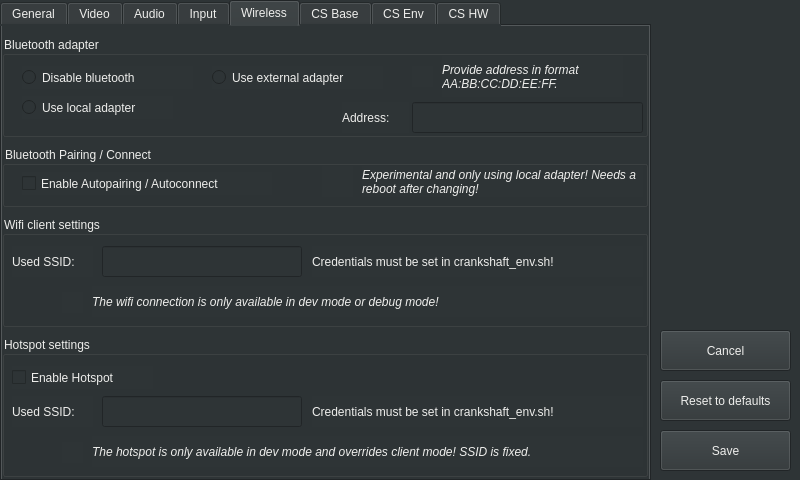
The window that src/autoapp/UI/settingswindow.ui (arash-rasouli/openauto) describes before a commit, drawn with Qt 5.
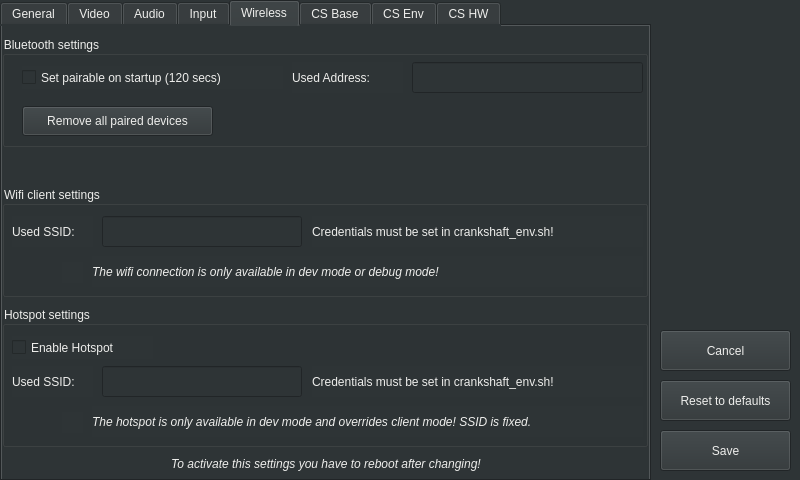
The same window after the commit. The open tabs and pages were chosen to show the change. Icons and pictures are not drawn.

Commit message: Add bluetooth pair button

What changed in the file:
```diff
--- a/src/autoapp/UI/settingswindow.ui
+++ b/src/autoapp/UI/settingswindow.ui
@@ -1104,106 +1104,68 @@
        <x>0</x>
        <y>10</y>
        <width>646</width>
-       <height>101</height>
+       <height>111</height>
       </rect>
      </property>
      <property name="title">
-      <string>Bluetooth adapter</string>
+      <string>Bluetooth settings</string>
      </property>
-     <widget class="QRadioButton" name="radioButtonDisableBluetooth">
-      <property name="geometry">
-       <rect>
-        <x>20</x>
-        <y>30</y>
-        <width>171</width>
-        <height>23</height>
-       </rect>
-      </property>
-      <property name="text">
-       <string>Disable bluetooth</string>
-      </property>
-     </widget>
-     <widget class="QRadioButton" name="radioButtonUseExternalBluetoothAdapter">
-      <property name="geometry">
-       <rect>
-        <x>210</x>
-        <y>30</y>
-        <width>171</width>
-        <height>23</height>
-       </rect>
-      </property>
-      <property name="text">
-       <string>Use external adapter</string>
-      </property>
-     </widget>
      <widget class="QLineEdit" name="lineEditExternalBluetoothAdapterAddress">
       <property name="geometry">
        <rect>
         <x>410</x>
-        <y>66</y>
+        <y>26</y>
         <width>231</width>
         <height>31</height>
        </rect>
       </property>
+      <property name="readOnly">
+       <bool>true</bool>
+      </property>
      </widget>
      <widget class="QLabel" name="labelBluetoothAdapterAddress">
       <property name="geometry">
        <rect>
-        <x>340</x>
-        <y>66</y>
-        <width>67</width>
+        <x>290</x>
+        <y>26</y>
+        <width>111</width>
         <height>31</height>
        </rect>
       </property>
       <property name="text">
-       <string>Address:</string>
+       <string>Used Address:</string>
       </property>
      </widget>
-     <widget class="QLabel" name="labelBluetoothAddressFormatInfo">
+     <widget class="QCheckBox" name="checkBoxBluetoothAutoPair">
       <property name="geometry">
        <rect>
-        <x>440</x>
-        <y>20</y>
-        <width>181</width>
-        <height>41</height>
-       </rect>
-      </property>
-      <property name="font">
-       <font>
-        <italic>true</italic>
-       </font>
-      </property>
-      <property name="text">
-       <string>Provide address in format AA:BB:CC:DD:EE:FF.</string>
-      </property>
-      <property name="wordWrap">
-       <bool>true</bool>
-      </property>
-     </widget>
-     <widget class="QLabel" name="labelBluetoothAddressFormatInfoIcon">
-      <property name="geometry">
-       <rect>
-        <x>410</x>
+        <x>20</x>
         <y>30</y>
-        <width>21</width>
-        <height>21</height>
-       </rect>
-      </property>
-      <property name="text">
-       <string>&lt;html&gt;&lt;head/&gt;&lt;body&gt;&lt;p&gt;&lt;img src=&quot;:/ico_info.png&quot;/&gt;&lt;/p&gt;&lt;/body&gt;&lt;/html&gt;</string>
-      </property>
-     </widget>
-     <widget class="QRadioButton" name="radioButtonUseLocalBluetoothAdapter">
-      <property name="geometry">
-       <rect>
-        <x>20</x>
-        <y>60</y>
-        <width>151</width>
+        <width>261</width>
         <height>23</height>
        </rect>
       </property>
       <property name="text">
-       <string>Use local adapter</string>
+       <string>Set pairable on startup (120 secs)</string>
+      </property>
+     </widget>
+     <widget class="QPushButton" name="pushButtonUnpair">
+      <property name="geometry">
+       <rect>
+        <x>20</x>
+        <y>70</y>
+        <width>191</width>
+        <height>30</height>
+       </rect>
+      </property>
+      <property name="text">
+       <string>Remove all paired devices</string>
+      </property>
+      <property name="default">
+       <bool>false</bool>
+      </property>
+      <property name="flat">
+       <bool>false</bool>
       </property>
      </widget>
     </widget>
@@ -1211,7 +1173,7 @@
      <property name="geometry">
       <rect>
        <x>0</x>
-       <y>190</y>
+       <y>160</y>
        <width>646</width>
        <height>111</height>
       </rect>
@@ -1259,6 +1221,9 @@
         <height>31</height>
        </rect>
       </property>
+      <property name="readOnly">
+       <bool>true</bool>
+      </property>
      </widget>
      <widget class="QLabel" name="labelWifiClientSSID">
       <property name="geometry">
@@ -1291,7 +1256,7 @@
      <property name="geometry">
       <rect>
        <x>0</x>
-       <y>310</y>
+       <y>280</y>
        <width>646</width>
        <height>141</height>
       </rect>
@@ -1386,66 +1351,93 @@
       </property>
      </widget>
     </widget>
-    <widget class="QGroupBox" name="groupBoxBluetoothCS">
+    <widget class="QRadioButton" name="radioButtonUseExternalBluetoothAdapter">
      <property name="geometry">
       <rect>
-       <x>0</x>
-       <y>120</y>
-       <width>646</width>
-       <height>61</height>
+       <x>330</x>
+       <y>60</y>
+       <width>171</width>
+       <height>23</height>
       </rect>
      </property>
-     <property name="title">
-      <string>Bluetooth Pairing / Connect</string>
+     <property name="text">
+      <string>Use external adapter</string>
      </property>
-     <widget class="QCheckBox" name="checkBoxBluetoothAutoPair">
-      <property name="geometry">
-       <rect>
-        <x>20</x>
-        <y>26</y>
-        <width>250</width>
-        <height>23</height>
-       </rect>
-      </property>
-      <property name="text">
-       <string>Enable Autopairing / Autoconnect</string>
-      </property>
-     </widget>
-     <widget class="QLabel" name="labelBluetoothAddressFormatInfo_1">
-      <property name="geometry">
-       <rect>
-        <x>360</x>
-        <y>20</y>
-        <width>281</width>
-        <height>31</height>
-       </rect>
-      </property>
-      <property name="font">
-       <font>
-        <italic>true</italic>
-       </font>
-      </property>
-      <property name="text">
-       <string>Experimental and only using local adapter! Needs a reboot after changing!</string>
-      </property>
-      <property name="wordWrap">
-       <bool>true</bool>
-      </property>
-     </widget>
-     <widget class="QLabel" name="labelUseWarningIcon_4">
-      <property name="geometry">
-       <rect>
-        <x>320</x>
-        <y>20</y>
-        <width>31</width>
-        <height>31</height>
-       </rect>
-      </property>
-      <property name="text">
-       <string>&lt;html&gt;&lt;head/&gt;&lt;body&gt;&lt;p&gt;&lt;img src=&quot;:/ico_warning.png&quot;/&gt;&lt;/p&gt;&lt;/body&gt;&lt;/html&gt;</string>
-      </property>
-     </widget>
     </widget>
+    <widget class="QRadioButton" name="radioButtonUseLocalBluetoothAdapter">
+     <property name="enabled">
+      <bool>true</bool>
+     </property>
+     <property name="geometry">
+      <rect>
+       <x>170</x>
+       <y>60</y>
+       <width>151</width>
+       <height>23</height>
+      </rect>
+     </property>
+     <property name="text">
+      <string>Use local adapter</string>
+     </property>
+    </widget>
+    <widget class="QRadioButton" name="radioButtonDisableBluetooth">
+     <property name="geometry">
+      <rect>
+       <x>10</x>
+       <y>60</y>
+       <width>171</width>
+       <height>23</height>
+      </rect>
+     </property>
+     <property name="text">
+      <string>Disable bluetooth</string>
+     </property>
+    </widget>
+    <widget class="QLabel" name="labelSettingsInfo_Icon_5">
+     <property name="geometry">
+      <rect>
+       <x>80</x>
+       <y>422</y>
+       <width>31</width>
+       <height>31</height>
+      </rect>
+     </property>
+     <property name="text">
+      <string>&lt;html&gt;&lt;head/&gt;&lt;body&gt;&lt;p align=&quot;justify&quot;&gt;&lt;img src=&quot;:/ico_warning.png&quot;/&gt;&lt;/p&gt;&lt;/body&gt;&lt;/html&gt;</string>
+     </property>
+    </widget>
+    <widget class="QLabel" name="labelSettingsInfo_5">
+     <property name="geometry">
+      <rect>
+       <x>2</x>
+       <y>425</y>
+       <width>644</width>
+       <height>26</height>
+      </rect>
+     </property>
+     <property name="font">
+      <font>
+       <italic>true</italic>
+      </font>
+     </property>
+     <property name="text">
+      <string>To activate this settings you have to reboot after changing!</string>
+     </property>
+     <property name="alignment">
+      <set>Qt::AlignCenter</set>
+     </property>
+     <property name="wordWrap">
+      <bool>true</bool>
+     </property>
+    </widget>
+    <zorder>radioButtonDisableBluetooth</zorder>
+    <zorder>radioButtonUseExternalBluetoothAdapter</zorder>
+    <zorder>radioButtonUseLocalBluetoothAdapter</zorder>
+    <zorder>groupBoxWifiClient</zorder>
+    <zorder>groupBoxWifiHotspot</zorder>
+    <zorder>groupBoxBluetoothAdapter</zorder>
+    <zorder>labelSettingsInfo_5</zorder>
+    <zorder>labelSettingsInfo_Icon_5</zorder>
    </widget>
    <widget class="QWidget" name="tabCSBase">
     <attribute name="title">
```
Left out of the diff: 46 changed lines with no effect on the pictures. The commit also changes 7 other files.
